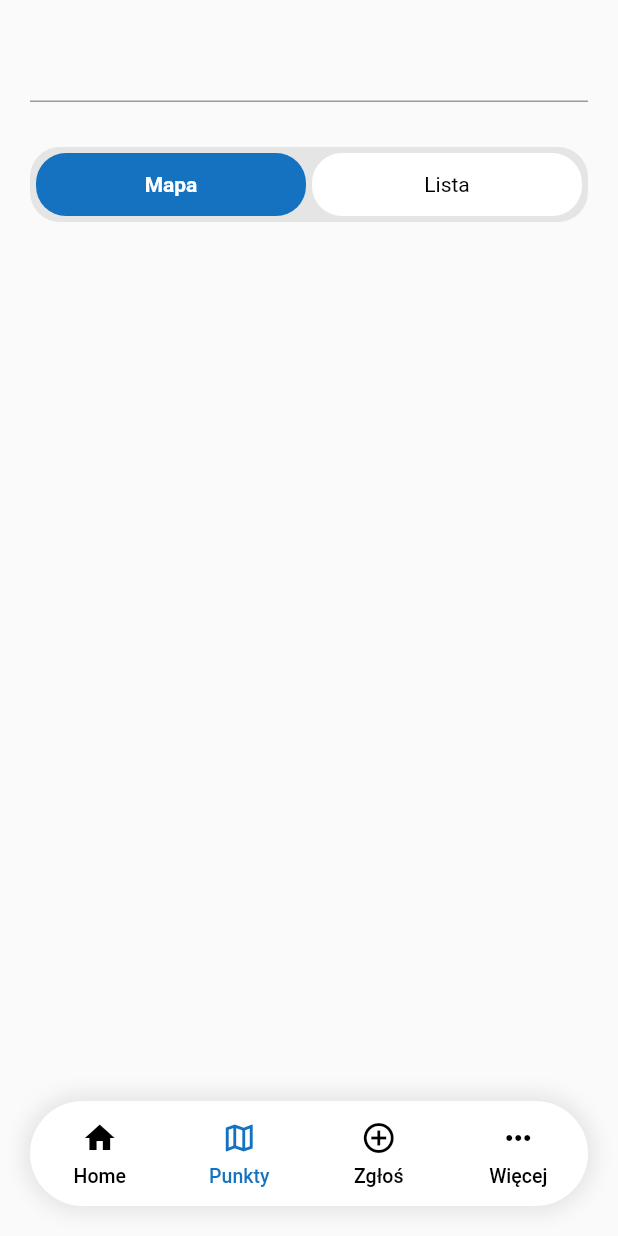
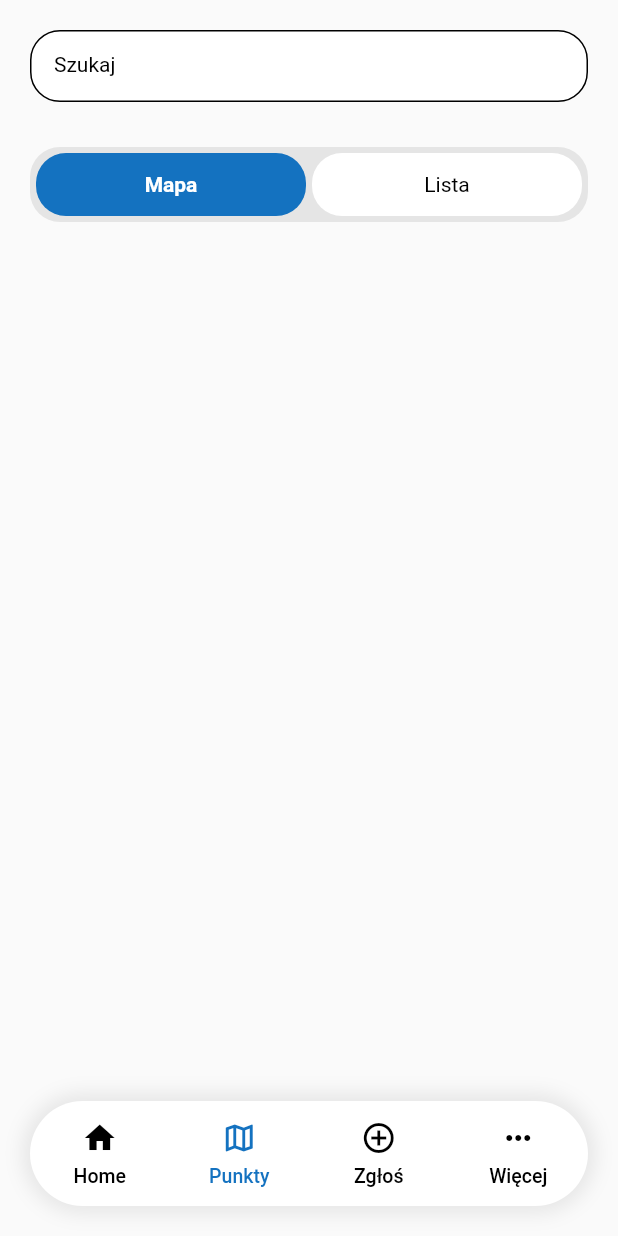
Before and after one commit to FirentisTFW/street-workout-places, a Flutter app: the screen it shows after launch, item 2 of the bottom bar chosen, on a phone screen of 412 x 824 dp. Run offline on Flutter 3.47's test engine with Material 2 defaults, Android fonts, the phone set to English and light mode, and no system bars; our stand-ins replace flutter_bloc, freezed_annotation, get_it.

Commit message:
Add styled app text field

```diff
--- /dev/null
+++ b/lib/common/text_field_essentials.dart
@@ -0,0 +1,16 @@
+import 'package:flutter/material.dart';
+
+class TextFieldEssentials {
+  // TODO Add validator
+  final TextEditingController controller = TextEditingController();
+  final FocusNode focusNode = FocusNode();
+
+  TextFieldEssentials();
+
+  String get text => controller.text;
+
+  void dispose() {
+    controller.dispose();
+    focusNode.dispose();
+  }
+}
--- a/lib/l10n/intl_en.arb
+++ b/lib/l10n/intl_en.arb
@@ -5,5 +5,6 @@
   "dashboardTabHome": "Home",
   "dashboardTabSpots": "Punkty",
   "spotsMapTabBarButtonTitle": "Mapa",
-  "spotsListTabBarButtonTitle": "Lista"
+  "spotsListTabBarButtonTitle": "Lista",
+  "search": "Szukaj"
 }
--- a/lib/l10n/intl_pl.arb
+++ b/lib/l10n/intl_pl.arb
@@ -5,5 +5,6 @@
   "dashboardTabHome": "Home",
   "dashboardTabSpots": "Punkty",
   "spotsMapTabBarButtonTitle": "Mapa",
-  "spotsListTabBarButtonTitle": "Lista"
+  "spotsListTabBarButtonTitle": "Lista",
+  "search": "Szukaj"
 }
--- a/lib/pages/spots/spots_page.dart
+++ b/lib/pages/spots/spots_page.dart
@@ -1,8 +1,10 @@
 import 'package:app/blocs/spots/spots_bloc.dart';
 import 'package:app/common/bloc_page_state.dart';
+import 'package:app/common/text_field_essentials.dart';
 import 'package:app/generated/l10n.dart';
 import 'package:app/models/page_tab_bar_button_data.dart';
 import 'package:app/pages/spots/spots_page_tab.dart';
+import 'package:app/widgets/app_text_field.dart';
 import 'package:app/widgets/page_tab_bar/page_tab_bar.dart';
 import 'package:app/widgets/space.dart';
 import 'package:flutter/material.dart';
@@ -17,11 +19,13 @@ class SpotsPage extends StatefulWidget {
 }
 
 class _SpotsPageState extends BlocPageState<SpotsPage, SpotsBloc> {
+  final TextFieldEssentials _searchTFE = TextFieldEssentials();
   final ValueNotifier<SpotsPageTab> _tabNotifier = ValueNotifier(SpotsPageTab.map);
 
   @override
   void dispose() {
     _tabNotifier.dispose();
+    _searchTFE.dispose();
     super.dispose();
   }
 
@@ -45,8 +49,11 @@ class _SpotsPageState extends BlocPageState<SpotsPage, SpotsBloc> {
   }
 
   Widget _buildSearchBar() {
-    // TODO Implement
-    return const TextField();
+    // TODO Implemen onChange - filter locations by name
+    return AppTextField(
+      _searchTFE,
+      labelText: S.of(context).search,
+    );
   }
 
   Widget _buildTabBar() {
--- a/lib/styles/app_colors.dart
+++ b/lib/styles/app_colors.dart
@@ -7,6 +7,7 @@ class AppColors {
   static const Color blue = Color(0xFF1472C0);
   static const Color grey = Color(0xFFE5E5E5);
   static const Color greyDark = Color(0xFF606060);
+  static const Color red = Colors.red;
   static const Color transparent = Colors.transparent;
   static const Color white = Colors.white;
 }
--- a/lib/styles/app_text_styles.dart
+++ b/lib/styles/app_text_styles.dart
@@ -14,4 +14,20 @@ class AppTextStyles {
       fontWeight: isSelected ? FontWeight.bold : FontWeight.normal,
     );
   }
+
+  static TextStyle textFieldContent() {
+    return const TextStyle(
+      color: AppColors.black,
+      fontSize: 14.0,
+      fontWeight: FontWeight.normal,
+    );
+  }
+
+  static TextStyle textFieldLabel() {
+    return const TextStyle(
+      color: AppColors.black,
+      fontSize: 14.0,
+      fontWeight: FontWeight.normal,
+    );
+  }
 }
--- /dev/null
+++ b/lib/widgets/app_text_field.dart
@@ -0,0 +1,183 @@
+import 'package:app/common/text_field_essentials.dart';
+import 'package:app/styles/app_colors.dart';
+import 'package:app/styles/app_text_styles.dart';
+import 'package:flutter/material.dart';
+
+class AppTextField extends StatefulWidget {
+  final String? additionalInfoText;
+  final bool autofocus;
+  final Color? backgroundColor;
+  final TextFieldEssentials data;
+  final bool isEnabled;
+  final TextInputType? keyboardType;
+  final String? labelText;
+  final int minLines;
+  final Widget? prefix;
+  final String? prefixText;
+  final Widget? rightScope;
+  final bool shouldShowAdditionalInfoOnFocus;
+  final bool shouldShowRequiredSign;
+  final Widget? suffix;
+  final Widget? suffixIcon;
+  final double suffixIconSize;
+  final String? suffixText;
+  final TextAlign textAlign;
+  final TextCapitalization? textCapitalization;
+  final TextInputAction? textInputAction;
+  final void Function(bool)? onFocusChanged;
+  final VoidCallback? onRightSuffixPressed;
+  final VoidCallback? onSubmitted;
+  final void Function(String)? onTextChanged;
+
+  const AppTextField(
+    this.data, {
+    this.additionalInfoText,
+    this.autofocus = false,
+    this.backgroundColor,
+    this.isEnabled = true,
+    this.keyboardType,
+    this.labelText,
+    this.minLines = 1,
+    this.prefix,
+    this.prefixText,
+    this.rightScope,
+    this.shouldShowAdditionalInfoOnFocus = false,
+    this.shouldShowRequiredSign = false,
+    this.suffix,
+    this.suffixIcon,
+    this.suffixIconSize = 20.0,
+    this.suffixText,
+    this.textAlign = TextAlign.start,
+    this.textCapitalization,
+    this.textInputAction,
+    this.onFocusChanged,
+    this.onRightSuffixPressed,
+    this.onSubmitted,
+    this.onTextChanged,
+  });
+
+  @override
+  State<AppTextField> createState() => _AppTextFieldState();
+}
+
+class _AppTextFieldState extends State<AppTextField> {
+  bool _hasLostFirstFocus = false;
+
+  TextEditingController get _controller => widget.data.controller;
+
+  FocusNode get _focusNode => widget.data.focusNode;
+
+  // TODO Consider ability to force validation
+  bool get _shouldValidate => _hasLostFirstFocus;
+
+  @override
+  void initState() {
+    super.initState();
+    _focusNode.addListener(_onFocusChanged);
+  }
+
+  @override
+  void dispose() {
+    _focusNode.removeListener(_onFocusChanged);
+    super.dispose();
+  }
+
+  void _onFocusChanged() {
+    widget.onFocusChanged?.call(_focusNode.hasFocus);
+    if (_focusNode.hasFocus || _hasLostFirstFocus) return;
+    setState(() => _hasLostFirstFocus = true);
+  }
+
+  @override
+  Widget build(BuildContext context) {
+    return TextFormField(
+      autofocus: widget.autofocus,
+      autovalidateMode: _shouldValidate ? AutovalidateMode.always : AutovalidateMode.disabled,
+      controller: _controller,
+      cursorColor: AppColors.black,
+      decoration: _buildInputDecoration(),
+      enabled: widget.isEnabled,
+      focusNode: _focusNode,
+      keyboardType: widget.keyboardType,
+      minLines: widget.minLines,
+      maxLines: widget.keyboardType == TextInputType.multiline ? null : 1,
+      onChanged: widget.onTextChanged,
+      onFieldSubmitted: (_) => widget.onSubmitted?.call(),
+      style: AppTextStyles.textFieldContent(),
+      textAlign: widget.textAlign,
+      textCapitalization: widget.textCapitalization ??
+          (widget.keyboardType == TextInputType.name ? TextCapitalization.sentences : TextCapitalization.none),
+      textInputAction: widget.textInputAction,
+    );
+  }
+
+  InputDecoration _buildInputDecoration() {
+    return InputDecoration(
+      alignLabelWithHint: widget.minLines > 1,
+      contentPadding: const EdgeInsets.symmetric(
+        horizontal: 16.0,
+        vertical: 12.0,
+      ),
+      border: _buildBorder(),
+      enabledBorder: _buildBorder(),
+      errorBorder: _buildBorder(
+        color: AppColors.red,
+      ),
+      errorMaxLines: 3,
+      errorStyle: const TextStyle(
+        height: 0.0,
+      ),
+      fillColor: AppColors.white,
+      filled: true,
+      floatingLabelStyle: AppTextStyles.textFieldLabel(),
+      focusedBorder: _buildBorder(
+        color: AppColors.blue,
+      ),
+      focusedErrorBorder: _buildBorder(
+        color: AppColors.blue,
+      ),
+      labelText: widget.labelText,
+      labelStyle: AppTextStyles.textFieldLabel(),
+      prefixText: widget.prefixText,
+      prefix: widget.prefix,
+      suffix: widget.suffix,
+      suffixIcon: widget.suffixIcon ?? _maybeBuildRightScope(),
+      suffixIconConstraints: BoxConstraints(
+        maxHeight: widget.suffixIconSize,
+        minHeight: widget.suffixIconSize,
+      ),
+      suffixStyle: const TextStyle(
+        color: AppColors.black,
+      ),
+      suffixText: widget.suffixText,
+    );
+  }
+
+  OutlineInputBorder _buildBorder({
+    Color color = AppColors.black,
+  }) {
+    return OutlineInputBorder(
+      borderRadius: BorderRadius.circular(20.0),
+      borderSide: BorderSide(
+        color: color,
+      ),
+    );
+  }
+
+  Widget? _maybeBuildRightScope() {
+    if (widget.rightScope == null) return null;
+    return Padding(
+      padding: const EdgeInsets.only(
+        right: 16.0,
+      ),
+      child: GestureDetector(
+        onTap: () => widget.onRightSuffixPressed?.call(),
+        behavior: HitTestBehavior.translucent,
+        child: SizedBox.fromSize(
+          size: Size.square(widget.suffixIconSize),
+          child: widget.rightScope,
+        ),
+      ),
+    );
+  }
+}
```
Also changed, not shown: lib/generated/intl/messages_en.dart, lib/generated/intl/messages_pl.dart, lib/generated/l10n.dart.
